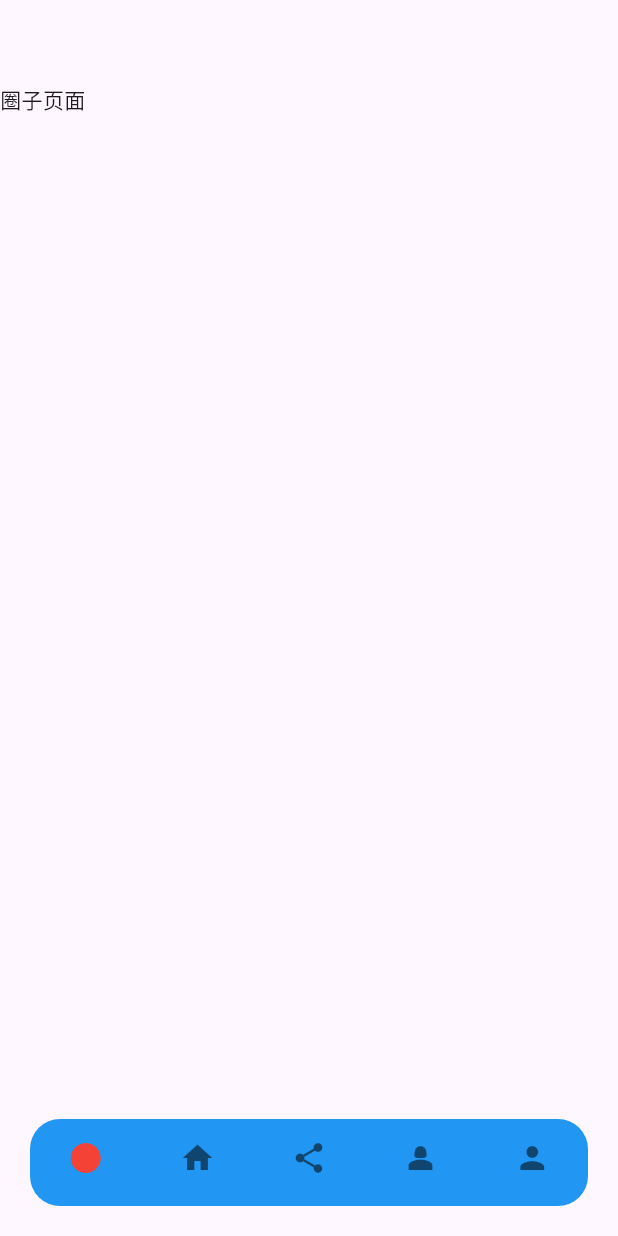
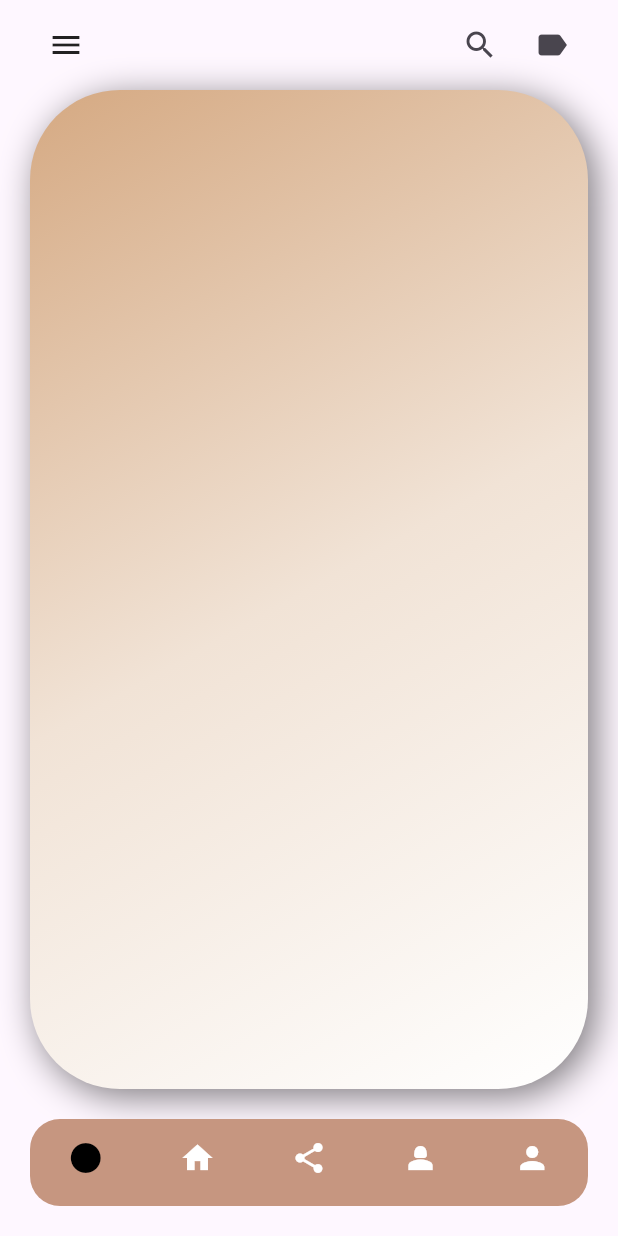
Before and after one commit to AGkite/DaLa, a Flutter app: the screen it shows after launch, on a phone screen of 412 x 824 dp. Run offline on Flutter 3.47's test engine with Material 3 defaults, Android fonts, the phone set to English and light mode, and no system bars; our stand-ins replace bot_toast, dio, sentry_flutter, shared_preferences; missing offline and left inert: dart:ffi.

Commit message:
搭圈页面的搭建

```diff
--- a/dala_flutter/lib/dala/pages/tabs.dart
+++ b/dala_flutter/lib/dala/pages/tabs.dart
@@ -28,15 +28,16 @@ class _TabsState extends State<Tabs> {
       // extendBody: true, // 不设置会造成圆角处没有透明效果
       body: _pages[_currentIndex], // 根据索引号加载相应页面
       bottomNavigationBar: Container(
-        margin: const EdgeInsets.all(20),
+        margin: const EdgeInsets.fromLTRB(20, 0, 20, 20),
         decoration: BoxDecoration(
-            color: Colors.blue, // 背景颜色
+            color: const Color(0xFFC69680), // 背景颜色
             borderRadius: BorderRadius.circular(20)),
         child: BottomNavigationBar(
           showSelectedLabels: false, // 不展示选中标签文字
           showUnselectedLabels: false, // 不展示为选中标签文字
           type: BottomNavigationBarType.fixed, // 底部导航栏超过4个必须配置
-          fixedColor: Colors.red, // 选中颜色
+          fixedColor: Colors.black, // 选中颜色
+          unselectedItemColor: Colors.white, // 未选中颜色
           currentIndex: _currentIndex, // 菜单索引号
           backgroundColor: Colors.transparent, // 设置透明背景
           elevation: 0.0, // 去除阴影
--- a/dala_flutter/lib/dala/pages/tabs/circle.dart
+++ b/dala_flutter/lib/dala/pages/tabs/circle.dart
@@ -1,13 +1,121 @@
+import 'package:flutter/cupertino.dart';
 import 'package:flutter/material.dart';
+import 'package:flutter/widgets.dart';
 
-class CirclePage extends StatelessWidget {
+class CirclePage extends StatefulWidget {
   const CirclePage({super.key});
 
   @override
+  State<CirclePage> createState() => _CirclePageState();
+}
+
+class _CirclePageState extends State<CirclePage> {
+  @override
+  void initState() {
+    super.initState();
+  }
+
+  @override
   Widget build(BuildContext context) {
+    var mediaQuery = MediaQuery.of(context); // 获取屏幕尺寸信息
+    var topPadding = mediaQuery.padding.top; // 获取刘海的顶部安全区域
+    var mediaWidth = mediaQuery.size.width; // 获取屏幕宽度
+    // var mediaHeight = mediaQuery.size.height; // 获取屏幕高度
+    // print("屏幕刘海高度：$topPadding");
+    // print("屏幕宽度：$mediaWidth");
+    // print("屏幕高度：$mediaHeight");
+
     return Scaffold(
-      appBar: AppBar(),
-      body: const Text("圈子页面"),
+      body: Padding(
+        padding: EdgeInsets.fromLTRB(0, topPadding, 0, 0),
+        child: Column(
+          children: [
+            Container(
+              padding: const EdgeInsets.fromLTRB(20, 0, 20, 0),
+              height: 60,
+              width: mediaWidth,
+              child: Row(
+                // 将行中的两个组件放在两边
+                mainAxisAlignment: MainAxisAlignment.spaceBetween,
+                children: [
+                  PopupMenuButton<String>(
+                    itemBuilder: (context) => [
+                      const PopupMenuItem(
+                        value: '搭子',
+                        child: Text('搭子'),
+                      ),
+                      const PopupMenuItem(
+                        value: '足球',
+                        child: Text('足球'),
+                      ),
+                      const PopupMenuItem(
+                        value: '篮球',
+                        child: Text('篮球'),
+                      ),
+                      const PopupMenuItem(
+                        value: '饮茶',
+                        child: Text('旅游'),
+                      ),
+                      const PopupMenuItem(
+                        value: '化妆',
+                        child: Text('化妆'),
+                      ),
+                      const PopupMenuItem(
+                        value: '软件',
+                        child: Text('软件'),
+                      ),
+                    ],
+                    onSelected: (value) {
+                      // 处理操作菜单选项的回调
+                      print('选中的选项: $value');
+                    },
+                    icon: const Icon(Icons.menu),
+                  ),
+                  SizedBox(
+                    child: Row(
+                      children: [
+                        IconButton(
+                          onPressed: () {},
+                          icon: const Icon(Icons.search),
+                        ),
+                        IconButton(
+                          onPressed: () {},
+                          icon: const Icon(Icons.label),
+                        ),
+                      ],
+                    ),
+                  ),
+                ],
+              ),
+            ),
+            // 中间高度自适应
+            Expanded(
+              child: Container(
+                margin: const EdgeInsets.fromLTRB(20, 0, 20, 20),
+                decoration: BoxDecoration(
+                  borderRadius: BorderRadius.circular(60),
+                  boxShadow: [
+                    BoxShadow(
+                      color: Colors.black.withOpacity(0.5), // 阴影颜色及透明度
+                      blurRadius: 20, // 模糊半径
+                      offset: const Offset(5, 5), // 阴影偏移量
+                    ),
+                  ],
+                  gradient: const LinearGradient(
+                    begin: Alignment.topLeft,
+                    end: Alignment.bottomRight,
+                    colors: [
+                      Color(0xffd5a982), // 渐变色起始颜色
+                      Color(0xfff1e3d6), // 渐变色结束颜色
+                      Color(0xffffffff), // 渐变色结束颜色
+                    ],
+                  ),
+                ),
+              ),
+            ),
+          ],
+        ),
+      ),
     );
   }
 }
```
Also changed, not shown: dala_flutter/lib/dala/components/menu_drawer.dart (added, +20 -0 lines), dala_flutter/lib/dala/tools/widget_helpers.dart (added, +19 -0 lines).
